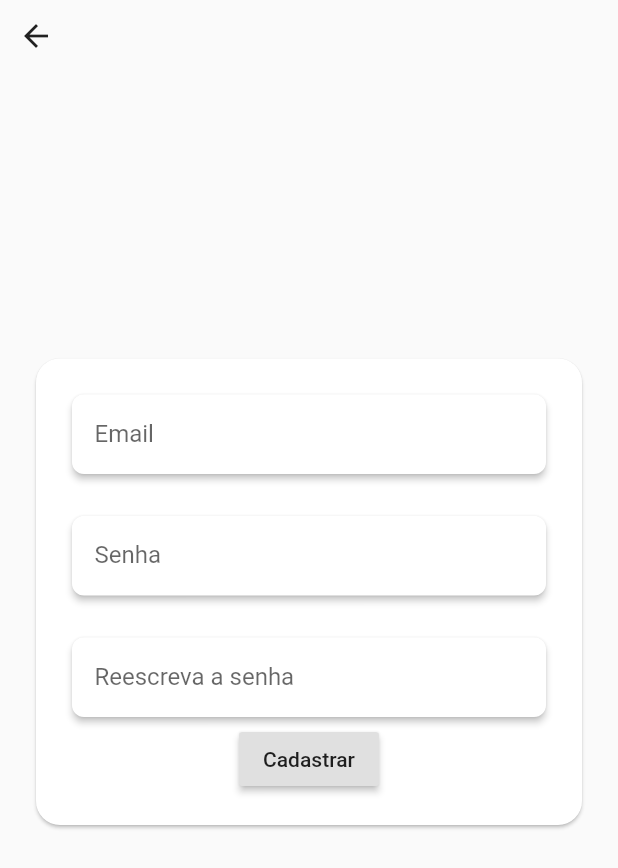
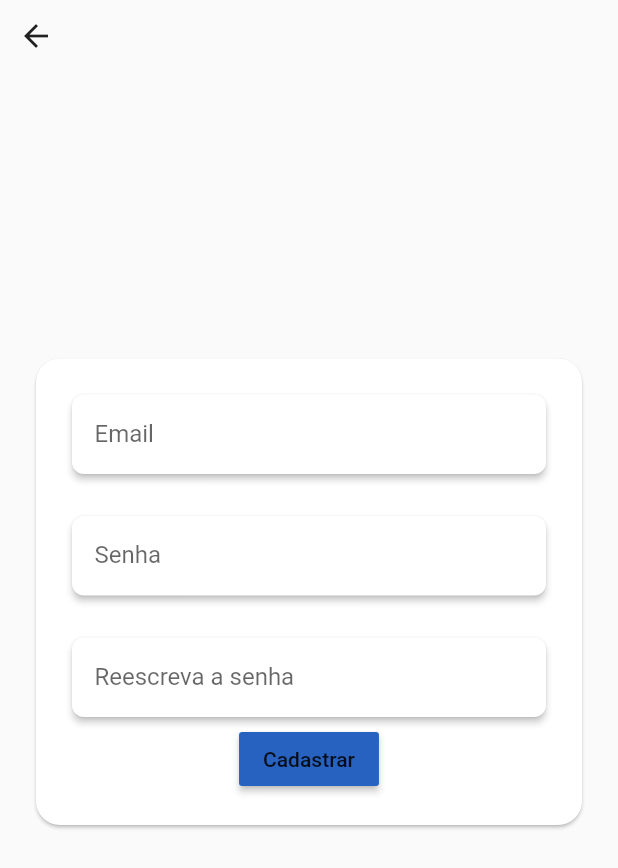
Before and after one commit to edwardcosta/ConfesseJa, a Flutter app: the screen it shows after launch, after a tap on "Entrar", after a tap on "Não tem conta?", on a phone screen of 412 x 824 dp. Shown: the top 868 px of the screen. Run offline on Flutter 3.47's test engine with Material 2 defaults, Android fonts, the light colour scheme and no system bars; our stand-ins replace cached_network_image, cloud_firestore, dots_indicator, email_validator, firebase_auth, google_maps_flutter and 2 more; accounts and stored records are empty; statements that could not run were skipped; project files that could hold a hidden picture were left out.

Commit message:
Refactoring colors

```diff
--- a/lib/main.dart
+++ b/lib/main.dart
@@ -1,4 +1,5 @@
 import 'package:cloud_firestore/cloud_firestore.dart';
+import 'package:confesseja/res/colors.dart';
 import 'package:confesseja/res/strings.dart';
 import 'package:confesseja/screens/wrapper.dart';
 import 'package:confesseja/utils/services/auth.dart';
@@ -21,19 +22,26 @@ class MyApp extends StatelessWidget {
         theme: ThemeData(
           fontFamily: 'KozukaGothicPro',
           textTheme: TextTheme(
-            headline1: TextStyle(fontSize: 30, fontWeight: FontWeight.bold, color: Colors.white),
+            headline1: TextStyle(
+                fontSize: 30, fontWeight: FontWeight.bold, color: Colors.white),
             bodyText1: TextStyle(color: Colors.white),
-            bodyText2: TextStyle(color: Colors.white, fontWeight: FontWeight.bold),
+            bodyText2:
+                TextStyle(color: Colors.white, fontWeight: FontWeight.bold),
           ),
           brightness: Brightness.light,
-          primaryColor: Color(0xFF1ECAD6),
-          accentColor: Color(0xFF2858BE),
+          primaryColor: AppColors.ACCENT,
+          accentColor: AppColors.PRIMARY,
+          bottomAppBarColor: AppColors.MENU,
+          buttonColor: AppColors.BUTTON_1,
         ),
         darkTheme: ThemeData(
-            fontFamily: 'KozukaGothicPro',
-            brightness: Brightness.dark,
-            primaryColor: Color(0xFF2858BE),
-            accentColor: Color(0xFF1ECAD6)),
+          fontFamily: 'KozukaGothicPro',
+          brightness: Brightness.dark,
+          primaryColor: AppColors.PRIMARY,
+          accentColor: AppColors.ACCENT,
+          bottomAppBarColor: AppColors.MENU,
+          buttonColor: AppColors.BUTTON_1,
+        ),
       ),
     );
   }
--- /dev/null
+++ b/lib/res/colors.dart
@@ -0,0 +1,10 @@
+import 'package:flutter/material.dart';
+
+class AppColors {
+  static const Color PRIMARY = Color(0xFF2858BE);
+  static const Color ACCENT = Color(0xFF1ECAD6);
+
+  static const Color BUTTON_1 = Color(0xFF2762C0);
+  static const Color BUTTON_2 = Color(0xFF33cc66);
+  static const Color MENU = Color(0xFF1EC6D5);
+}
--- a/lib/res/strings.dart
+++ b/lib/res/strings.dart
@@ -2,13 +2,6 @@
 import 'package:flutter/material.dart';
 
 class AppStrings {
-  static const TextStyle TITLE_STYLE = TextStyle(
-      fontSize: 30,
-      fontWeight: FontWeight.bold,
-      /*color: AppColors.titleTextColor*/);
-  static const TextStyle NORMAL_STYLE =
-      TextStyle(fontSize: 16, fontWeight: FontWeight.normal);
-
   static const String APP_NAME = "Confesse já!";
 
   static const String REGISTER_EMAIL = "Email";
--- a/lib/screens/authenticate/login.dart
+++ b/lib/screens/authenticate/login.dart
@@ -53,7 +53,7 @@ class _LoginState extends State<Login> {
                 mainAxisSize: MainAxisSize.min,
                 children: [
                   Card(
-                    color: const Color(0xff1ECAD6),
+                    color: Theme.of(context).primaryColor,
                     shape: RoundedRectangleBorder(
                       borderRadius: BorderRadius.circular(16),
                     ),
@@ -132,7 +132,7 @@ class _LoginState extends State<Login> {
                               shape: RoundedRectangleBorder(
                                 borderRadius: BorderRadius.circular(8)
                               ),
-                              color: Theme.of(context).accentColor,
+                              color: Theme.of(context).buttonColor,
                               child: Text(
                                   AppStrings.REGISTER_LOGIN,
                                 style: Theme.of(context).textTheme.bodyText2,
--- a/lib/screens/profile_chooser/profile_chooser.dart
+++ b/lib/screens/profile_chooser/profile_chooser.dart
@@ -55,7 +55,7 @@ class _ProfileChooserState extends State<ProfileChooser> {
                           ),
                           Text(
                             AppStrings.PROFILE_CHOOSER[0],
-                            style: AppStrings.TITLE_STYLE,
+                            style: Theme.of(context).textTheme.headline1,
                           ),
                         ],
                       ),
@@ -91,7 +91,7 @@ class _ProfileChooserState extends State<ProfileChooser> {
                           ),
                           Text(
                             AppStrings.PROFILE_CHOOSER[1],
-                            style: AppStrings.TITLE_STYLE,
+                            style: Theme.of(context).textTheme.headline1,
                           ),
                         ],
                       ),
@@ -127,7 +127,7 @@ class _ProfileChooserState extends State<ProfileChooser> {
                           ),
                           Text(
                             AppStrings.PROFILE_CHOOSER[2],
-                            style: AppStrings.TITLE_STYLE,
+                            style: Theme.of(context).textTheme.headline1,
                           ),
                         ],
                       ),
--- a/pubspec.yaml
+++ b/pubspec.yaml
@@ -34,6 +34,7 @@ dependencies:
   firebase_auth: ^0.16.1
   firebase_auth_web: ^0.1.3+1
   flutter_facebook_auth: ^2.0.1
+  google_sign_in: ^4.5.9
   cloud_firestore: ^0.13.6
   flutter_google_maps: ^3.7.1
   location: ^3.0.2
```
Also changed, not shown: pubspec.lock.
